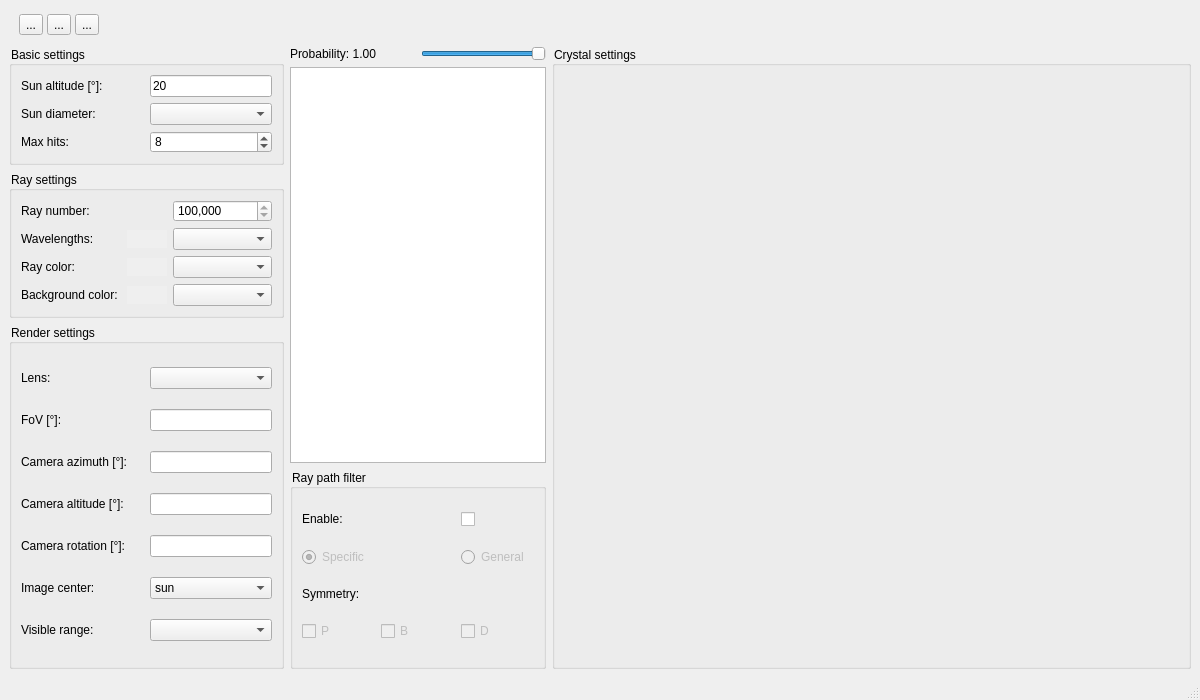
Old version of the form cpp/FastHalo/mainwindow.ui in the repository LoveDaisy/ice_halo_sim.
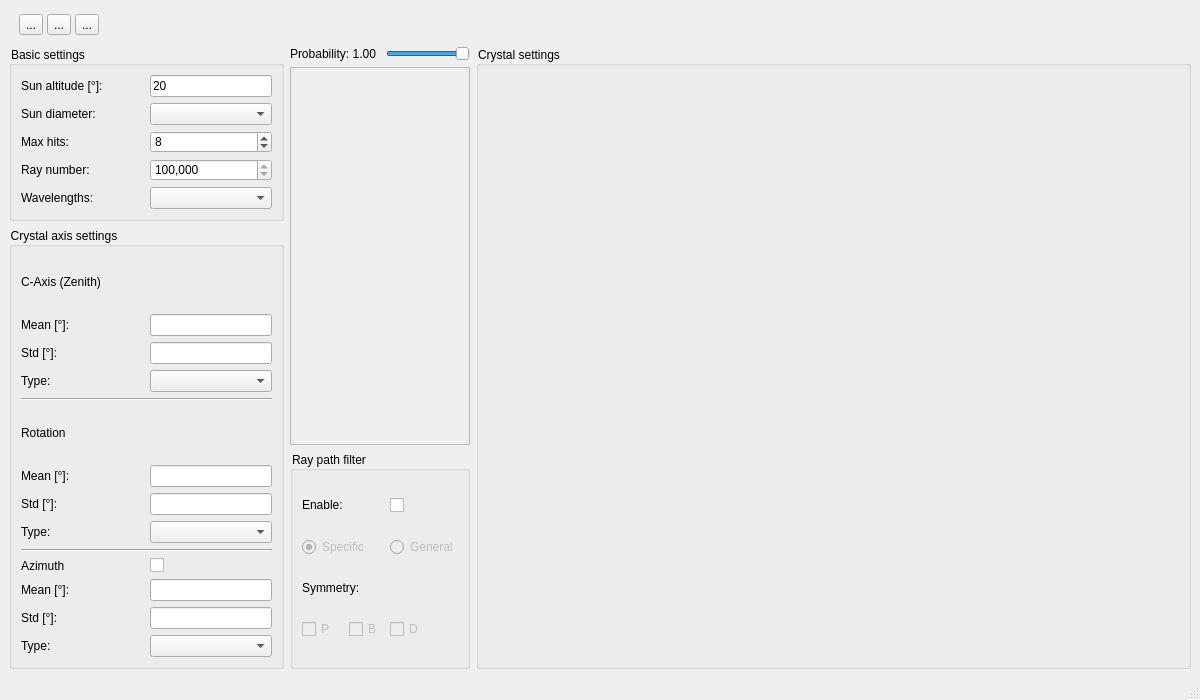
New version of the form.

What changed in the file:
```diff
--- a/cpp/FastHalo/mainwindow.ui
+++ b/cpp/FastHalo/mainwindow.ui
@@ -28,7 +28,161 @@
 	margin: 9px, 4px, 9px, 4px;
 }</string>
    </property>
-   <layout class="QGridLayout" name="gridLayout">
+   <layout class="QGridLayout" name="centralLayout">
+    <item row="4" column="1" colspan="2">
+     <widget class="QGroupBox" name="filterSettingGroup">
+      <property name="sizePolicy">
+       <sizepolicy hsizetype="Minimum" vsizetype="Preferred">
+        <horstretch>0</horstretch>
+        <verstretch>0</verstretch>
+       </sizepolicy>
+      </property>
+      <property name="minimumSize">
+       <size>
+        <width>160</width>
+        <height>200</height>
+       </size>
+      </property>
+      <property name="title">
+       <string>Ray path filter</string>
+      </property>
+      <layout class="QGridLayout" name="filterSettingLayout">
+       <item row="0" column="0">
+        <widget class="QLabel" name="filterEnableLabel">
+         <property name="sizePolicy">
+          <sizepolicy hsizetype="Preferred" vsizetype="Fixed">
+           <horstretch>0</horstretch>
+           <verstretch>0</verstretch>
+          </sizepolicy>
+         </property>
+         <property name="text">
+          <string>Enable:</string>
+         </property>
+        </widget>
+       </item>
+       <item row="0" column="2">
+        <widget class="QCheckBox" name="filterEnableCheckBox">
+         <property name="text">
+          <string/>
+         </property>
+        </widget>
+       </item>
+       <item row="1" column="0" colspan="2">
+        <widget class="QRadioButton" name="specificRadioButton">
+         <property name="enabled">
+          <bool>false</bool>
+         </property>
+         <property name="text">
+          <string>Specific</string>
+         </property>
+         <property name="checked">
+          <bool>true</bool>
+         </property>
+        </widget>
+       </item>
+       <item row="1" column="2">
+        <widget class="QRadioButton" name="generalRadioButton">
+         <property name="enabled">
+          <bool>false</bool>
+         </property>
+         <property name="text">
+          <string>General</string>
+         </property>
+        </widget>
+       </item>
+       <item row="2" column="0" colspan="2">
+        <widget class="QLabel" name="symmetryLabel">
+         <property name="sizePolicy">
+          <sizepolicy hsizetype="Preferred" vsizetype="Fixed">
+           <horstretch>0</horstretch>
+           <verstretch>0</verstretch>
+          </sizepolicy>
+         </property>
+         <property name="text">
+          <string>Symmetry:</string>
+         </property>
+        </widget>
+       </item>
+       <item row="3" column="0">
+        <widget class="QCheckBox" name="symPCheckBox">
+         <property name="enabled">
+          <bool>false</bool>
+         </property>
+         <property name="text">
+          <string>P</string>
+         </property>
+        </widget>
+       </item>
+       <item row="3" column="1">
+        <widget class="QCheckBox" name="symBCheckBox">
+         <property name="enabled">
+          <bool>false</bool>
+         </property>
+         <property name="text">
+          <string>B</string>
+         </property>
+        </widget>
+       </item>
+       <item row="3" column="2">
+        <widget class="QCheckBox" name="symDCheckBox">
+         <property name="enabled">
+          <bool>false</bool>
+         </property>
+         <property name="text">
+          <string>D</string>
+         </property>
+        </widget>
+       </item>
+      </layout>
+     </widget>
+    </item>
+    <item row="1" column="2">
+     <widget class="QSlider" name="scatterProbSlider">
+      <property name="sizePolicy">
+       <sizepolicy hsizetype="Minimum" vsizetype="Fixed">
+        <horstretch>0</horstretch>
+        <verstretch>0</verstretch>
+       </sizepolicy>
+      </property>
+      <property name="maximum">
+       <number>100</number>
+      </property>
+      <property name="value">
+       <number>100</number>
+      </property>
+      <property name="tracking">
+       <bool>true</bool>
+      </property>
+      <property name="orientation">
+       <enum>Qt::Horizontal</enum>
+      </property>
+      <property name="invertedAppearance">
+       <bool>false</bool>
+      </property>
+      <property name="invertedControls">
+       <bool>false</bool>
+      </property>
+     </widget>
+    </item>
+    <item row="1" column="1">
+     <widget class="QLabel" name="scatterProbLabel">
+      <property name="sizePolicy">
+       <sizepolicy hsizetype="Minimum" vsizetype="Preferred">
+        <horstretch>0</horstretch>
+        <verstretch>0</verstretch>
+       </sizepolicy>
+      </property>
+      <property name="minimumSize">
+       <size>
+        <width>90</width>
+        <height>0</height>
+       </size>
+      </property>
+      <property name="text">
+       <string>Probability: 1.00</string>
+      </property>
+     </widget>
+    </item>
     <item row="0" column="0" alignment="Qt::AlignLeft">
      <widget class="QFrame" name="toolbarFrame">
       <property name="sizePolicy">
@@ -189,6 +343,64 @@
       </layout>
      </widget>
     </item>
+    <item row="1" column="3" rowspan="4">
+     <widget class="QGroupBox" name="crystalSettingGroup">
+      <property name="sizePolicy">
+       <sizepolicy hsizetype="Expanding" vsizetype="MinimumExpanding">
+        <horstretch>0</horstretch>
+        <verstretch>0</verstretch>
+       </sizepolicy>
+      </property>
+      <property name="minimumSize">
+       <size>
+        <width>500</width>
+        <height>0</height>
+       </size>
+      </property>
+      <property name="title">
+       <string>Crystal settings</string>
+      </property>
+     </widget>
+    </item>
+    <item row="0" column="1" colspan="3" alignment="Qt::AlignLeft">
+     <widget class="QFrame" name="scatterTabFrame">
+      <property name="sizePolicy">
+       <sizepolicy hsizetype="MinimumExpanding" vsizetype="Fixed">
+        <horstretch>0</horstretch>
+        <verstretch>0</verstretch>
+       </sizepolicy>
+      </property>
+      <property name="minimumSize">
+       <size>
+        <width>20</width>
+        <height>20</height>
+       </size>
+      </property>
+      <property name="frameShape">
+       <enum>QFrame::NoFrame</enum>
+      </property>
+      <property name="frameShadow">
+       <enum>QFrame::Raised</enum>
+      </property>
+      <layout class="QHBoxLayout" name="scatterTabLayout">
+       <property name="spacing">
+        <number>2</number>
+       </property>
+       <property name="leftMargin">
+        <number>4</number>
+       </property>
+       <property name="topMargin">
+        <number>2</number>
+       </property>
+       <property name="rightMargin">
+        <number>4</number>
+       </property>
+       <property name="bottomMargin">
+        <number>2</number>
+       </property>
+      </layout>
+     </widget>
+    </item>
     <item row="1" column="0" rowspan="2">
      <widget class="QGroupBox" name="basicSettingGroup">
       <property name="sizePolicy">
@@ -203,6 +415,12 @@
         <height>0</height>
        </size>
       </property>
+      <property name="maximumSize">
+       <size>
+        <width>250</width>
+        <height>16777215</height>
+       </size>
+      </property>
       <property name="title">
        <string>Basic settings</string>
       </property>
@@ -212,23 +430,7 @@
       <property name="flat">
        <bool>false</bool>
       </property>
-      <layout class="QGridLayout" name="basicSettingLayout" rowstretch="0,0,0">
-       <property name="verticalSpacing">
-        <number>6</number>
-       </property>
-       <item row="0" column="0">
-        <widget class="QLabel" name="sunAltitudeLabel">
-         <property name="sizePolicy">
-          <sizepolicy hsizetype="Preferred" vsizetype="Preferred">
-           <horstretch>0</horstretch>
-           <verstretch>0</verstretch>
-          </sizepolicy>
-         </property>
-         <property name="text">
-          <string>Sun altitude [°]:</string>
-         </property>
-        </widget>
-       </item>
+      <layout class="QGridLayout" name="basicSettingLayout">
        <item row="0" column="1">
         <widget class="QLineEdit" name="sunAltitudeEdit">
          <property name="sizePolicy">
@@ -242,19 +444,16 @@
          </property>
         </widget>
        </item>
-       <item row="1" column="0">
-        <widget class="QLabel" name="sunDiameterLabel">
-         <property name="sizePolicy">
-          <sizepolicy hsizetype="Preferred" vsizetype="Preferred">
-           <horstretch>0</horstretch>
-           <verstretch>0</verstretch>
-          </sizepolicy>
-         </property>
+       <item row="3" column="0">
+        <widget class="QLabel" name="rayNumberLabel">
          <property name="text">
-          <string>Sun diameter:</string>
+          <string>Ray number:</string>
          </property>
         </widget>
        </item>
+       <item row="4" column="1">
+        <widget class="QComboBox" name="wavelengthComboBox"/>
+       </item>
        <item row="1" column="1">
         <widget class="QComboBox" name="sunDiameterComboBox">
          <property name="sizePolicy">
@@ -271,8 +470,15 @@
          </property>
         </widget>
        </item>
-       <item row="2" column="0">
-        <widget class="QLabel" name="maxHitsLabel">
+       <item row="4" column="0">
+        <widget class="QLabel" name="wavelengthLabel">
+         <property name="text">
+          <string>Wavelengths:</string>
+         </property>
+        </widget>
+       </item>
+       <item row="0" column="0">
+        <widget class="QLabel" name="sunAltitudeLabel">
          <property name="sizePolicy">
           <sizepolicy hsizetype="Preferred" vsizetype="Preferred">
            <horstretch>0</horstretch>
@@ -280,130 +486,11 @@
           </sizepolicy>
          </property>
          <property name="text">
-          <string>Max hits:</string>
+          <string>Sun altitude [°]:</string>
          </property>
         </widget>
        </item>
-       <item row="2" column="1">
-        <widget class="QSpinBox" name="maxHitsSpinBox">
-         <property name="sizePolicy">
-          <sizepolicy hsizetype="Preferred" vsizetype="Fixed">
-           <horstretch>0</horstretch>
-           <verstretch>0</verstretch>
-          </sizepolicy>
-         </property>
-         <property name="minimum">
-          <number>1</number>
-         </property>
-         <property name="maximum">
-          <number>12</number>
-         </property>
-         <property name="value">
-          <number>8</number>
-         </property>
-        </widget>
-       </item>
-      </layout>
-     </widget>
-    </item>
-    <item row="1" column="1">
-     <widget class="QLabel" name="scatterProbLabel">
-      <property name="sizePolicy">
-       <sizepolicy hsizetype="Minimum" vsizetype="Preferred">
-        <horstretch>0</horstretch>
-        <verstretch>0</verstretch>
-       </sizepolicy>
-      </property>
-      <property name="minimumSize">
-       <size>
-        <width>90</width>
-        <height>0</height>
-       </size>
-      </property>
-      <property name="text">
-       <string>Probability: 1.00</string>
-      </property>
-     </widget>
-    </item>
-    <item row="1" column="2">
-     <widget class="QSlider" name="scatterProbSlider">
-      <property name="sizePolicy">
-       <sizepolicy hsizetype="Minimum" vsizetype="Fixed">
-        <horstretch>0</horstretch>
-        <verstretch>0</verstretch>
-       </sizepolicy>
-      </property>
-      <property name="maximum">
-       <number>100</number>
-      </property>
-      <property name="value">
-       <number>100</number>
-      </property>
-      <property name="tracking">
-       <bool>true</bool>
-      </property>
-      <property name="orientation">
-       <enum>Qt::Horizontal</enum>
-      </property>
-      <property name="invertedAppearance">
-       <bool>false</bool>
-      </property>
-      <property name="invertedControls">
-       <bool>false</bool>
-      </property>
-     </widget>
-    </item>
-    <item row="1" column="3" rowspan="5">
-     <widget class="QGroupBox" name="crystalSettingGroup">
-      <property name="sizePolicy">
-       <sizepolicy hsizetype="Expanding" vsizetype="MinimumExpanding">
-        <horstretch>0</horstretch>
-        <verstretch>0</verstretch>
-       </sizepolicy>
-      </property>
-      <property name="minimumSize">
-       <size>
-        <width>500</width>
-        <height>0</height>
-       </size>
-      </property>
-      <property name="title">
-       <string>Crystal settings</string>
-      </property>
-     </widget>
-    </item>
-    <item row="2" column="1" rowspan="3" colspan="2">
-     <widget class="QTableWidget" name="crystalTable">
-      <property name="sizePolicy">
-       <sizepolicy hsizetype="Minimum" vsizetype="Expanding">
-        <horstretch>0</horstretch>
-        <verstretch>0</verstretch>
-       </sizepolicy>
-      </property>
-      <property name="minimumSize">
-       <size>
-        <width>160</width>
-        <height>0</height>
-       </size>
-      </property>
-     </widget>
-    </item>
-    <item row="3" column="0">
-     <widget class="QGroupBox" name="raySettingGroup">
-      <property name="sizePolicy">
-       <sizepolicy hsizetype="Preferred" vsizetype="Preferred">
-        <horstretch>0</horstretch>
-        <verstretch>0</verstretch>
-       </sizepolicy>
-      </property>
-      <property name="title">
-       <string>Ray settings</string>
-      </property>
-      <layout class="QGridLayout" name="raySettingLayout">
-       <item row="3" column="2">
-        <widget class="QComboBox" name="backgroundColorComboBox"/>
-       </item>
-       <item row="0" column="2">
+       <item row="3" column="1">
         <widget class="QSpinBox" name="rayNumberSpinBox">
          <property name="showGroupSeparator" stdset="0">
           <bool>true</bool>
@@ -422,120 +509,56 @@
          </property>
         </widget>
        </item>
-       <item row="3" column="0">
-        <widget class="QLabel" name="backgroundColorLabel">
-         <property name="text">
-          <string>Background color:</string>
-         </property>
-        </widget>
-       </item>
-       <item row="3" column="1">
-        <widget class="QPushButton" name="backgroundResultButton">
-         <property name="enabled">
-          <bool>true</bool>
-         </property>
-         <property name="sizePolicy">
-          <sizepolicy hsizetype="Minimum" vsizetype="Fixed">
-           <horstretch>0</horstretch>
-           <verstretch>0</verstretch>
-          </sizepolicy>
-         </property>
-         <property name="minimumSize">
-          <size>
-           <width>0</width>
-           <height>0</height>
-          </size>
-         </property>
-         <property name="maximumSize">
-          <size>
-           <width>40</width>
-           <height>18</height>
-          </size>
-         </property>
-         <property name="autoFillBackground">
-          <bool>true</bool>
-         </property>
-         <property name="text">
-          <string/>
-         </property>
-         <property name="flat">
-          <bool>true</bool>
-         </property>
-        </widget>
-       </item>
        <item row="2" column="1">
-        <widget class="QPushButton" name="rayColorResultButton">
-         <property name="enabled">
-          <bool>true</bool>
+        <widget class="QSpinBox" name="maxHitsSpinBox">
+         <property name="sizePolicy">
+          <sizepolicy hsizetype="Preferred" vsizetype="Fixed">
+           <horstretch>0</horstretch>
+           <verstretch>0</verstretch>
+          </sizepolicy>
          </property>
-         <property name="maximumSize">
-          <size>
-           <width>40</width>
-           <height>18</height>
-          </size>
+         <property name="minimum">
+          <number>1</number>
          </property>
-         <property name="autoFillBackground">
-          <bool>true</bool>
+         <property name="maximum">
+          <number>12</number>
          </property>
-         <property name="text">
-          <string/>
-         </property>
-         <property name="flat">
-          <bool>true</bool>
-         </property>
-        </widget>
-       </item>
-       <item row="0" column="0">
-        <widget class="QLabel" name="rayNumberLabel">
-         <property name="text">
-          <string>Ray number:</string>
+         <property name="value">
+          <number>8</number>
          </property>
         </widget>
        </item>
        <item row="2" column="0">
-        <widget class="QLabel" name="rayColorLabel">
-         <property name="text">
-          <string>Ray color:</string>
+        <widget class="QLabel" name="maxHitsLabel">
+         <property name="sizePolicy">
+          <sizepolicy hsizetype="Preferred" vsizetype="Preferred">
+           <horstretch>0</horstretch>
+           <verstretch>0</verstretch>
+          </sizepolicy>
          </property>
-        </widget>
-       </item>
-       <item row="1" column="1">
-        <widget class="QPushButton" name="wavelengthResultButton">
-         <property name="maximumSize">
-          <size>
-           <width>40</width>
-           <height>18</height>
-          </size>
-         </property>
-         <property name="autoFillBackground">
-          <bool>true</bool>
-         </property>
          <property name="text">
-          <string/>
+          <string>Max hits:</string>
          </property>
-         <property name="flat">
-          <bool>true</bool>
-         </property>
         </widget>
        </item>
-       <item row="2" column="2">
-        <widget class="QComboBox" name="rayColorComboBox"/>
-       </item>
        <item row="1" column="0">
-        <widget class="QLabel" name="wavelengthLabel">
+        <widget class="QLabel" name="sunDiameterLabel">
+         <property name="sizePolicy">
+          <sizepolicy hsizetype="Preferred" vsizetype="Preferred">
+           <horstretch>0</horstretch>
+           <verstretch>0</verstretch>
+          </sizepolicy>
+         </property>
          <property name="text">
-          <string>Wavelengths:</string>
+          <string>Sun diameter:</string>
          </property>
         </widget>
        </item>
-       <item row="1" column="2">
-        <widget class="QComboBox" name="wavelengthComboBox"/>
-       </item>
       </layout>
      </widget>
     </item>
-    <item row="4" column="0" rowspan="2">
-     <widget class="QGroupBox" name="renderSettingGroup">
+    <item row="3" column="0" rowspan="2">
+     <widget class="QGroupBox" name="crystalAxisSettingGroup">
       <property name="sizePolicy">
        <sizepolicy hsizetype="Preferred" vsizetype="Expanding">
         <horstretch>0</horstretch>
@@ -543,277 +566,201 @@
        </sizepolicy>
       </property>
       <property name="title">
-       <string>Render settings</string>
+       <string>Crystal axis settings</string>
       </property>
-      <layout class="QGridLayout" name="renderSettingLayout">
-       <item row="1" column="1">
-        <widget class="QLineEdit" name="fovEdit">
-         <property name="sizePolicy">
-          <sizepolicy hsizetype="Preferred" vsizetype="Fixed">
-           <horstretch>0</horstretch>
-           <verstretch>0</verstretch>
-          </sizepolicy>
-         </property>
-        </widget>
-       </item>
-       <item row="3" column="1">
-        <widget class="QLineEdit" name="camAzimuthEdit">
-         <property name="sizePolicy">
-          <sizepolicy hsizetype="Preferred" vsizetype="Fixed">
-           <horstretch>0</horstretch>
-           <verstretch>0</verstretch>
-          </sizepolicy>
-         </property>
-        </widget>
-       </item>
-       <item row="5" column="1">
-        <widget class="QLineEdit" name="camRotationEdit">
-         <property name="sizePolicy">
-          <sizepolicy hsizetype="Preferred" vsizetype="Fixed">
-           <horstretch>0</horstretch>
-           <verstretch>0</verstretch>
-          </sizepolicy>
-         </property>
-        </widget>
-       </item>
-       <item row="4" column="1">
-        <widget class="QLineEdit" name="camAltitudeEdit">
-         <property name="sizePolicy">
-          <sizepolicy hsizetype="Preferred" vsizetype="Fixed">
-           <horstretch>0</horstretch>
-           <verstretch>0</verstretch>
-          </sizepolicy>
-         </property>
-        </widget>
-       </item>
-       <item row="4" column="0">
-        <widget class="QLabel" name="camAltitudeLabel">
-         <property name="text">
-          <string>Camera altitude [°]:</string>
-         </property>
-        </widget>
-       </item>
-       <item row="7" column="0">
-        <widget class="QLabel" name="visibleRangeLabel">
-         <property name="text">
-          <string>Visible range:</string>
-         </property>
-        </widget>
-       </item>
-       <item row="7" column="1">
-        <widget class="QComboBox" name="visibleRangeComboBox"/>
-       </item>
+      <layout class="QGridLayout" name="crystalAxisSettingLayout">
        <item row="0" column="0">
-        <widget class="QLabel" name="lensLabel">
+        <widget class="QLabel" name="crystalZenithLabel">
          <property name="text">
-          <string>Lens:</string>
+          <string>C-Axis (Zenith)</string>
+         </property>
+        </widget>
+       </item>
+       <item row="1" column="0">
+        <widget class="QLabel" name="crystalZenithMeanLabel">
+         <property name="text">
+          <string>Mean [°]:</string>
+         </property>
+        </widget>
+       </item>
+       <item row="1" column="1">
+        <widget class="QLineEdit" name="crystalZenithMeanEdit">
+         <property name="sizePolicy">
+          <sizepolicy hsizetype="Preferred" vsizetype="Fixed">
+           <horstretch>0</horstretch>
+           <verstretch>0</verstretch>
+          </sizepolicy>
+         </property>
+        </widget>
+       </item>
+       <item row="2" column="0">
+        <widget class="QLabel" name="crystalZenithStdLabel">
+         <property name="text">
+          <string>Std [°]:</string>
+         </property>
+        </widget>
+       </item>
+       <item row="2" column="1">
+        <widget class="QLineEdit" name="crystalZenithStdEdit">
+         <property name="sizePolicy">
+          <sizepolicy hsizetype="Preferred" vsizetype="Fixed">
+           <horstretch>0</horstretch>
+           <verstretch>0</verstretch>
+          </sizepolicy>
          </property>
         </widget>
        </item>
        <item row="3" column="0">
-        <widget class="QLabel" name="camAzimuthLabel">
+        <widget class="QLabel" name="crystalZenithTypeLabel">
          <property name="text">
-          <string>Camera azimuth [°]:</string>
+          <string>Type:</string>
+         </property>
+        </widget>
+       </item>
+       <item row="3" column="1">
+        <widget class="QComboBox" name="crystalZenithTypeComboBox"/>
+       </item>
+       <item row="4" column="0" colspan="2">
+        <widget class="Line" name="crystalAxisLine1">
+         <property name="orientation">
+          <enum>Qt::Horizontal</enum>
          </property>
         </widget>
        </item>
        <item row="5" column="0">
-        <widget class="QLabel" name="camRotationLabel">
+        <widget class="QLabel" name="crystalRotationLabel">
          <property name="text">
-          <string>Camera rotation [°]:</string>
-         </property>
-        </widget>
-       </item>
-       <item row="1" column="0">
-        <widget class="QLabel" name="fovLabel">
-         <property name="text">
-          <string>FoV [°]:</string>
-         </property>
-        </widget>
-       </item>
-       <item row="0" column="1">
-        <widget class="QComboBox" name="lensComboBox">
-         <property name="sizePolicy">
-          <sizepolicy hsizetype="Preferred" vsizetype="Fixed">
-           <horstretch>0</horstretch>
-           <verstretch>0</verstretch>
-          </sizepolicy>
+          <string>Rotation</string>
          </property>
         </widget>
        </item>
        <item row="6" column="0">
-        <widget class="QLabel" name="imageCenterLabel">
+        <widget class="QLabel" name="crystalRotationMeanLabel">
          <property name="text">
-          <string>Image center:</string>
+          <string>Mean [°]:</string>
          </property>
         </widget>
        </item>
        <item row="6" column="1">
-        <widget class="QComboBox" name="imageCenterComboBox">
-         <item>
-          <property name="text">
-           <string>sun</string>
-          </property>
-         </item>
-         <item>
-          <property name="text">
-           <string>zenith</string>
-          </property>
-         </item>
-         <item>
-          <property name="text">
-           <string>customize</string>
-          </property>
-         </item>
+        <widget class="QLineEdit" name="crystalRotationMeanEdit">
+         <property name="sizePolicy">
+          <sizepolicy hsizetype="Preferred" vsizetype="Fixed">
+           <horstretch>0</horstretch>
+           <verstretch>0</verstretch>
+          </sizepolicy>
+         </property>
         </widget>
        </item>
-      </layout>
-     </widget>
-    </item>
-    <item row="5" column="1" colspan="2">
-     <widget class="QGroupBox" name="filterSettingGroup">
-      <property name="sizePolicy">
-       <sizepolicy hsizetype="Minimum" vsizetype="Preferred">
-        <horstretch>0</horstretch>
-        <verstretch>0</verstretch>
-       </sizepolicy>
-      </property>
-      <property name="minimumSize">
-       <size>
-        <width>160</width>
-        <height>200</height>
-       </size>
-      </property>
-      <property name="title">
-       <string>Ray path filter</string>
-      </property>
-      <layout class="QGridLayout" name="filterSettingLayout">
-       <item row="0" column="0">
-        <widget class="QLabel" name="filterEnableLabel">
+       <item row="7" column="0">
+        <widget class="QLabel" name="crystalRotationStdLabel">
+         <property name="text">
+          <string>Std [°]:</string>
+         </property>
+        </widget>
+       </item>
+       <item row="7" column="1">
+        <widget class="QLineEdit" name="crystalRotationStdEdit">
          <property name="sizePolicy">
           <sizepolicy hsizetype="Preferred" vsizetype="Fixed">
            <horstretch>0</horstretch>
            <verstretch>0</verstretch>
           </sizepolicy>
          </property>
+        </widget>
+       </item>
+       <item row="8" column="0">
+        <widget class="QLabel" name="crystalRotationTypeLabel">
          <property name="text">
-          <string>Enable:</string>
+          <string>Type:</string>
          </property>
         </widget>
        </item>
-       <item row="0" column="2">
-        <widget class="QCheckBox" name="filterEnableCheckBox">
+       <item row="8" column="1">
+        <widget class="QComboBox" name="crystalRotationTypeComboBox"/>
+       </item>
+       <item row="9" column="0" colspan="2">
+        <widget class="Line" name="crystalAxisLine2">
+         <property name="orientation">
+          <enum>Qt::Horizontal</enum>
+         </property>
+        </widget>
+       </item>
+       <item row="10" column="0">
+        <widget class="QLabel" name="crystalAzimuthLabel">
+         <property name="text">
+          <string>Azimuth</string>
+         </property>
+        </widget>
+       </item>
+       <item row="10" column="1">
+        <widget class="QCheckBox" name="crystalAzimuthCheckbox">
+         <property name="sizePolicy">
+          <sizepolicy hsizetype="Minimum" vsizetype="Fixed">
+           <horstretch>0</horstretch>
+           <verstretch>0</verstretch>
+          </sizepolicy>
+         </property>
          <property name="text">
           <string/>
          </property>
         </widget>
        </item>
-       <item row="1" column="0" colspan="2">
-        <widget class="QRadioButton" name="specificRadioButton">
-         <property name="enabled">
-          <bool>false</bool>
-         </property>
+       <item row="11" column="0">
+        <widget class="QLabel" name="crystalAzimuthMeanLabel">
          <property name="text">
-          <string>Specific</string>
+          <string>Mean [°]:</string>
          </property>
-         <property name="checked">
-          <bool>true</bool>
-         </property>
         </widget>
        </item>
-       <item row="1" column="2">
-        <widget class="QRadioButton" name="generalRadioButton">
-         <property name="enabled">
-          <bool>false</bool>
-         </property>
-         <property name="text">
-          <string>General</string>
-         </property>
-        </widget>
-       </item>
-       <item row="2" column="0" colspan="2">
-        <widget class="QLabel" name="symmetryLabel">
+       <item row="11" column="1">
+        <widget class="QLineEdit" name="crystalAzimuthMeanEdit">
          <property name="sizePolicy">
           <sizepolicy hsizetype="Preferred" vsizetype="Fixed">
            <horstretch>0</horstretch>
            <verstretch>0</verstretch>
           </sizepolicy>
          </property>
-         <property name="text">
-          <string>Symmetry:</string>
-         </property>
         </widget>
        </item>
-       <item row="3" column="0">
-        <widget class="QCheckBox" name="symPCheckBox">
-         <property name="enabled">
-          <bool>false</bool>
-         </property>
+       <item row="12" column="0">
+        <widget class="QLabel" name="crystalAzimuthStdLabel">
          <property name="text">
-          <string>P</string>
+          <string>Std [°]:</string>
          </property>
         </widget>
        </item>
-       <item row="3" column="1">
-        <widget class="QCheckBox" name="symBCheckBox">
-         <property name="enabled">
-          <bool>false</bool>
+       <item row="12" column="1">
+        <widget class="QLineEdit" name="crystalAzimuthStdEdit">
+         <property name="sizePolicy">
+          <sizepolicy hsizetype="Preferred" vsizetype="Fixed">
+           <horstretch>0</horstretch>
+           <verstretch>0</verstretch>
+          </sizepolicy>
          </property>
-         <property name="text">
-          <string>B</string>
-         </property>
         </widget>
        </item>
-       <item row="3" column="2">
-        <widget class="QCheckBox" name="symDCheckBox">
-         <property name="enabled">
-          <bool>false</bool>
-         </property>
+       <item row="13" column="0">
+        <widget class="QLabel" name="crystalAzimuthTypeLabel">
          <property name="text">
-          <string>D</string>
+          <string>Type:</string>
          </property>
         </widget>
        </item>
+       <item row="13" column="1">
+        <widget class="QComboBox" name="crystalAzimuthTypeComboBox"/>
+       </item>
       </layout>
      </widget>
     </item>
-    <item row="0" column="1" colspan="3" alignment="Qt::AlignLeft">
-     <widget class="QFrame" name="scatterTabFrame">
-      <property name="sizePolicy">
-       <sizepolicy hsizetype="MinimumExpanding" vsizetype="Fixed">
-        <horstretch>0</horstretch>
-        <verstretch>0</verstretch>
-       </sizepolicy>
-      </property>
-      <property name="minimumSize">
-       <size>
-        <width>20</width>
-        <height>20</height>
-       </size>
-      </property>
+    <item row="2" column="1" rowspan="2" colspan="2">
+     <widget class="QFrame" name="crystalTableFrame">
       <property name="frameShape">
-       <enum>QFrame::NoFrame</enum>
+       <enum>QFrame::StyledPanel</enum>
       </property>
       <property name="frameShadow">
-       <enum>QFrame::Raised</enum>
+       <enum>QFrame::Plain</enum>
       </property>
-      <layout class="QHBoxLayout" name="scatterTabLayout">
-       <property name="spacing">
-        <number>2</number>
-       </property>
-       <property name="leftMargin">
-        <number>4</number>
-       </property>
-       <property name="topMargin">
-        <number>2</number>
-       </property>
-       <property name="rightMargin">
-        <number>4</number>
-       </property>
-       <property name="bottomMargin">
-        <number>2</number>
-       </property>
-      </layout>
+      <layout class="QVBoxLayout" name="verticalLayout_2"/>
      </widget>
     </item>
    </layout>
```
